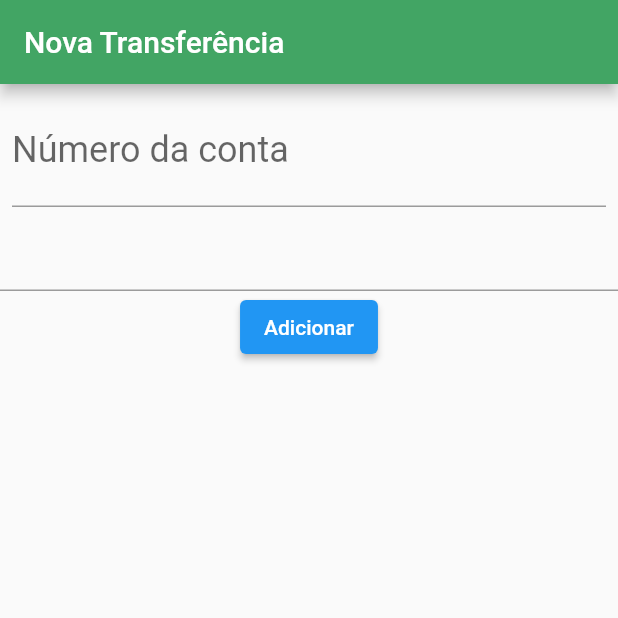
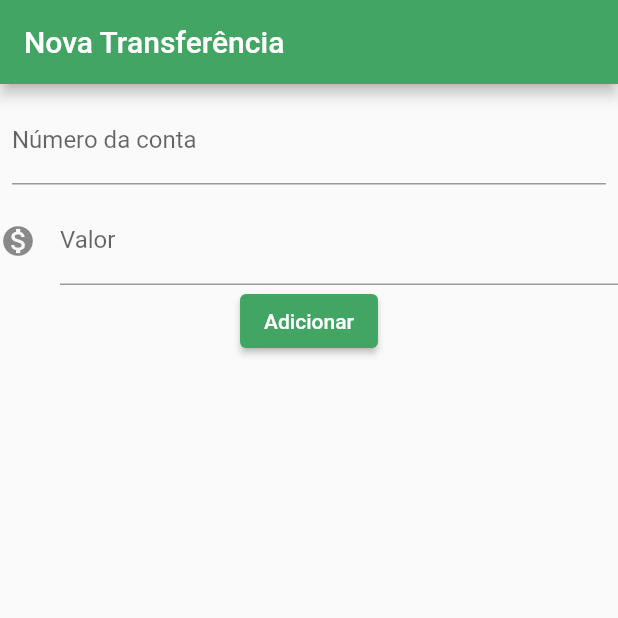
Before and after one commit to Allencs16/Bytebank-flutter, a Flutter app: the screen it shows after launch, on a phone screen of 412 x 824 dp, the top half of it. Run offline on Flutter 3.47's test engine with Material 2 defaults, Android fonts, the phone set to English and light mode, and no system bars.

```diff
--- a/lib/main.dart
+++ b/lib/main.dart
@@ -32,7 +32,7 @@ class FormularioTransferencia extends StatelessWidget {
             padding: const EdgeInsets.all(8.0),
             child: TextField(
               style: TextStyle(
-                fontSize: 24.0
+                fontSize: 16.0
               ),
               decoration: InputDecoration(
                 labelText: 'Número da conta',
@@ -41,9 +41,22 @@ class FormularioTransferencia extends StatelessWidget {
               keyboardType: TextInputType.number,
             ),
           ),
-          TextField(),
+          TextField(
+            style: TextStyle(
+              fontSize: 16.0
+            ),
+              decoration: InputDecoration(
+                icon: Icon(Icons.monetization_on),
+                labelText: 'Valor',
+                hintText: '000.0'
+              ),
+              keyboardType: TextInputType.number,
+            ),
           ElevatedButton(
-            onPressed: () => Printar('mensagem'),
+            style: ElevatedButton.styleFrom(
+              primary: Color.fromARGB(255, 66, 165, 100)
+            ),
+            onPressed: () => print('mensagem'),
             child: const Text('Adicionar')
           )
         ],
@@ -66,7 +79,7 @@ class ListaTrasferencias extends StatelessWidget {
       body:
         ItemTranferencias(Transferencia(100.0, 1000)),
       floatingActionButton: FloatingActionButton(
-        onPressed: () => Printar('mensagem'),
+        onPressed: () => print('mensagem'),
         child: Icon(Icons.add),
         backgroundColor: const Color.fromARGB(255, 66, 165, 100),
       ),
@@ -99,9 +112,3 @@ class Transferencia {
 
   Transferencia(this._valor, this._numeroConta);
 }
-
-class Printar {
-  final String mensagem;
-
-  Printar(this.mensagem);
-}
```
